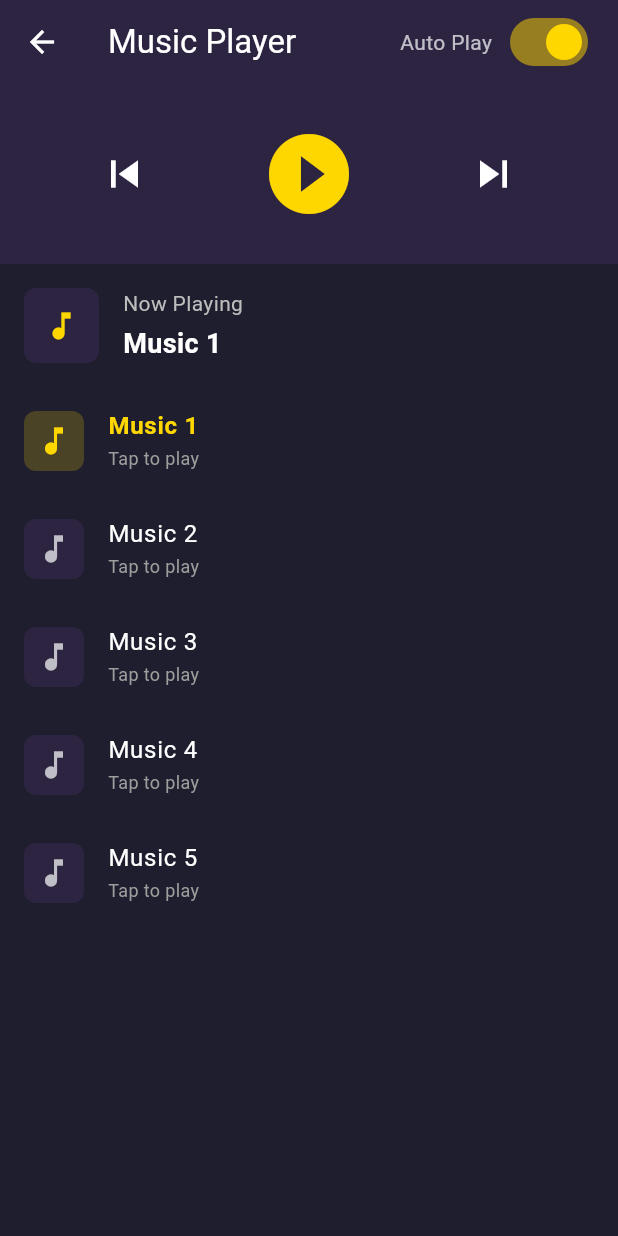
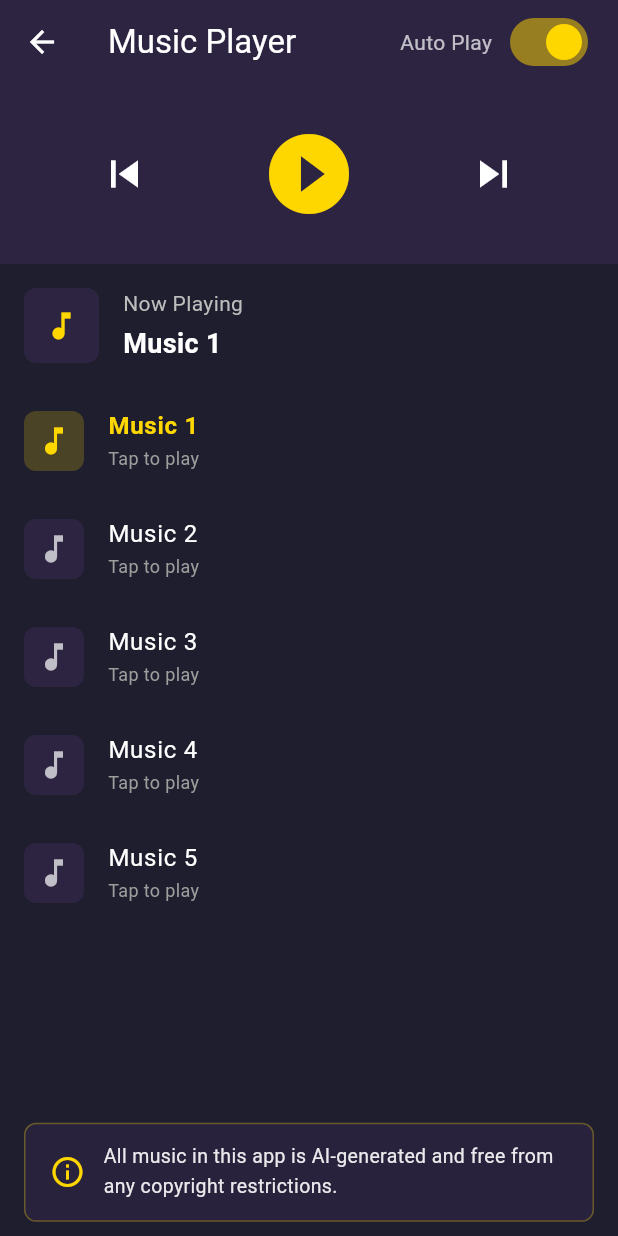
Before and after one commit to wuyayun520/JiveUp, a Flutter app: the screen it shows after launch, after a tap on "Enter APP", after a tap on "Music", on a phone screen of 412 x 824 dp. Run offline on Flutter 3.47's test engine with Material 3 defaults, Android fonts, the phone set to English and light mode, and no system bars; our stand-ins replace flutter_animate, image_picker, just_audio, package_info_plus, shared_preferences; missing offline and left inert: audio_session.

```diff
--- a/lib/screens/audio_list_screen.dart
+++ b/lib/screens/audio_list_screen.dart
@@ -181,8 +181,13 @@ class _AudioListScreenState extends State<AudioListScreen> {
             },
           ),
 
-          // 音频列表
+          // 音频列表区域
           Expanded(
+            child: Column(
+              children: [
+                // 音频列表 (占据85%的空间)
+                Expanded(
+                  flex: 85,
                   child: ListView.builder(
                     itemCount: _audioService.audioItems.length,
                     itemBuilder: (context, index) {
@@ -228,6 +233,45 @@ class _AudioListScreenState extends State<AudioListScreen> {
                     },
                   ),
                 ),
+
+                // 底部空间 (占据15%的空间，其中放置版权声明)
+                Expanded(
+                  flex: 15,
+                  child: Center(
+                    child: Container(
+                      padding: const EdgeInsets.symmetric(horizontal: 16.0, vertical: 12.0),
+                      margin: const EdgeInsets.symmetric(horizontal: 16.0),
+                      decoration: BoxDecoration(
+                        color: const Color(0xFF2D2442).withOpacity(0.7),
+                        borderRadius: BorderRadius.circular(8.0),
+                        border: Border.all(color: const Color(0xFFFFD700).withOpacity(0.3)),
+                      ),
+                      child: Row(
+                        children: [
+                          const Icon(
+                            Icons.info_outline,
+                            color: Color(0xFFFFD700),
+                            size: 24,
+                          ),
+                          const SizedBox(width: 12),
+                          Expanded(
+                            child: Text(
+                              'All music in this app is AI-generated and free from any copyright restrictions.',
+                              style: TextStyle(
+                                color: Colors.white.withOpacity(0.9),
+                                fontSize: 13,
+                                height: 1.5,
+                              ),
+                            ),
+                          ),
+                        ],
+                      ),
+                    ),
+                  ),
+                ),
+              ],
+            ),
+          ),
         ],
       ),
     );
```
Also changed, not shown: 1 other file. Lines whose indentation alone changed are shown as unchanged.
